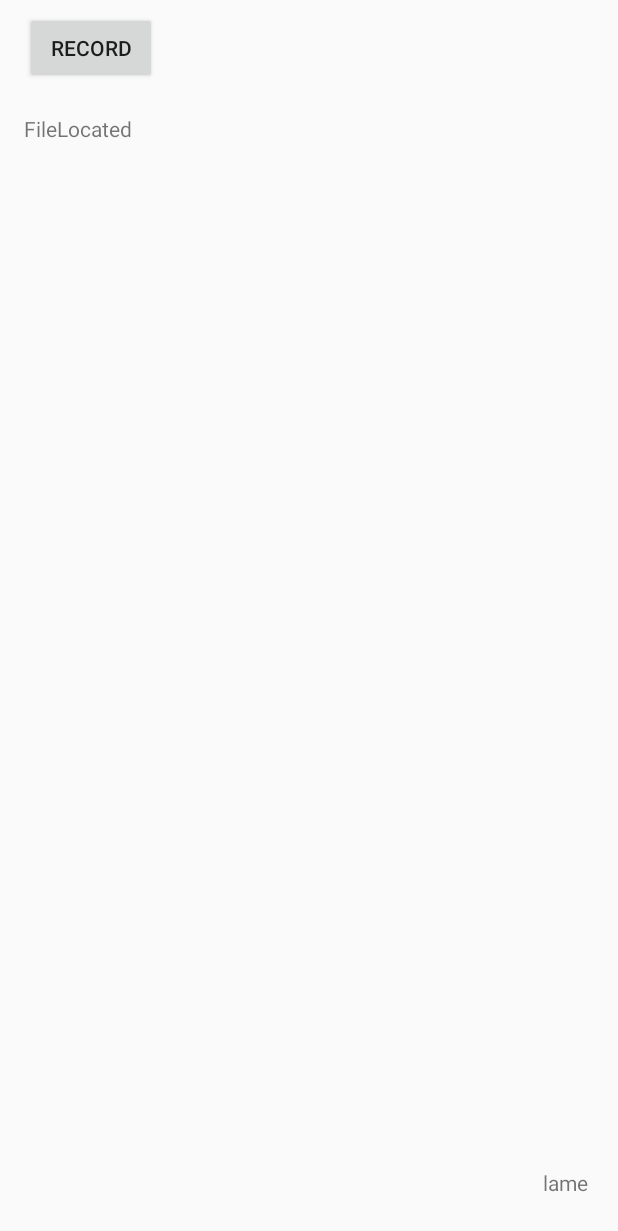
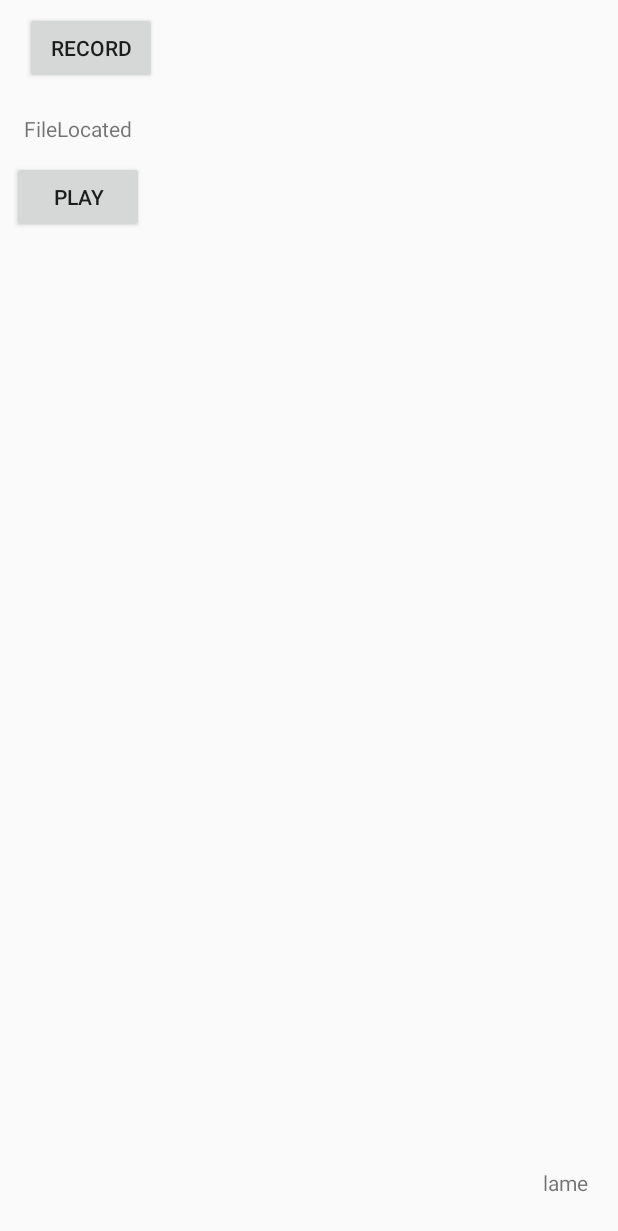
Before and after one commit to GinRyan/AudioRecordingEncode, an Android app: the layout activity_main.xml on its own in the app's theme, with its tools: preview values and no code run, on a phone screen of 412 x 824 dp. Shown: the top 1231 px of the screen. Run offline under Robolectric (Android 15) with nearby library versions, the phone set to English and light mode, and no system bars.

Commit message:
Fix android 7.0 file exposed uri bug, and fix AudioInput lifecycle problem.

```diff
--- a/app/src/main/res/layout/activity_main.xml
+++ b/app/src/main/res/layout/activity_main.xml
@@ -51,4 +51,19 @@
         app:layout_constraintTop_toBottomOf="@+id/record"
         app:layout_constraintVertical_bias="0.016" />
 
+    <Button
+        android:id="@+id/play"
+        android:layout_width="wrap_content"
+        android:layout_height="wrap_content"
+        android:layout_marginEnd="8dp"
+        android:layout_marginLeft="8dp"
+        android:layout_marginRight="8dp"
+        android:layout_marginStart="8dp"
+        android:layout_marginTop="12dp"
+        android:text="Play"
+        app:layout_constraintEnd_toEndOf="parent"
+        app:layout_constraintHorizontal_bias="0.0"
+        app:layout_constraintStart_toStartOf="parent"
+        app:layout_constraintTop_toBottomOf="@+id/filepath" />
+
 </android.support.constraint.ConstraintLayout>
--- /dev/null
+++ b/app/src/main/res/xml/file_paths.xml
@@ -0,0 +1,6 @@
+<?xml version="1.0" encoding="utf-8"?>
+<paths>
+    <external-path
+        name="external_storage_root"
+        path="." />
+</paths>
```
Also changed, not shown: app/src/main/AndroidManifest.xml (+9 -0 lines), app/src/main/java/org/xellossryan/akatean/MainActivity.java (+48 -21 lines).
